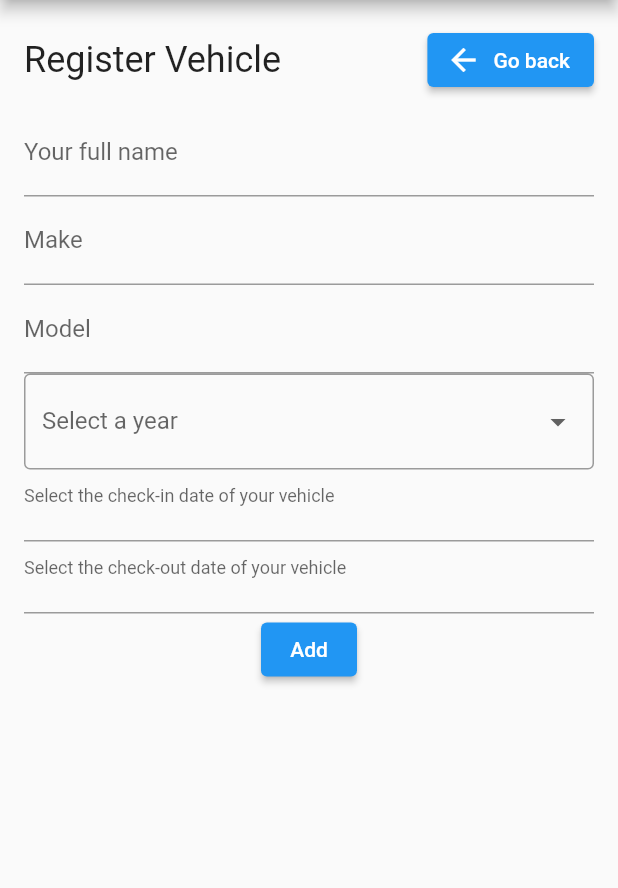
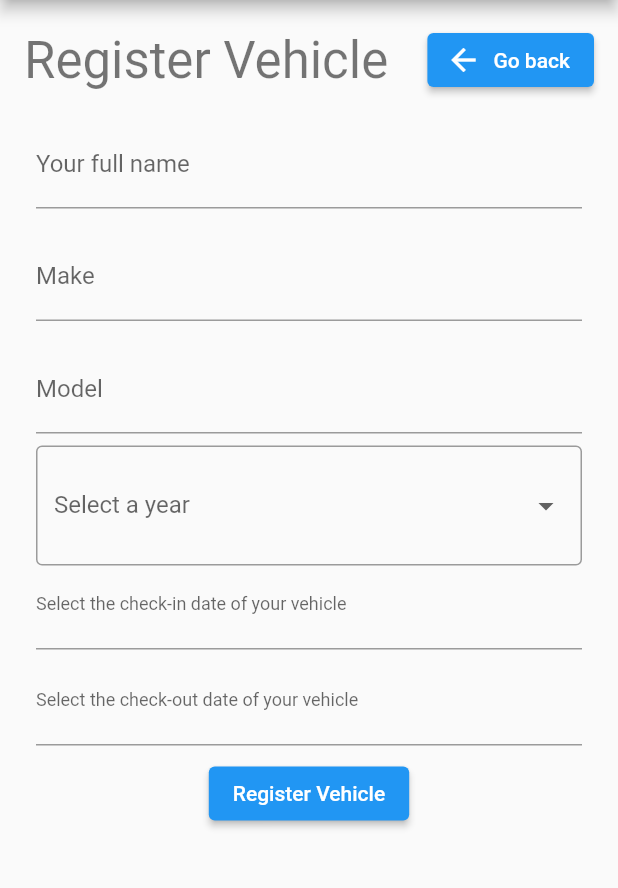
Before and after one commit to bmclachlin1/Parky, a Flutter app: the AddVehiclePage screen opened by its route, on a phone screen of 412 x 824 dp, the part 84-972 px from its top. Run offline on Flutter 3.47's test engine with Material 2 defaults, Android fonts, the phone set to English and light mode, and no system bars; our stand-ins replace cloud_firestore, firebase_auth, firebase_core, flutter_dotenv; missing offline and left inert: firebase_ui_auth, firebase_ui_oauth_google; accounts and stored records are empty; generated files the repository leaves out were written again.

Commit message:
Add padding and text styles for more appealing UI

```diff
--- a/lib/components/add_vehicle_form.dart
+++ b/lib/components/add_vehicle_form.dart
@@ -53,7 +53,7 @@ class _AddVehicleFormState extends State<AddVehicleForm> {
     return Form(
       key: _formKey,
       child: Padding(
-        padding: const EdgeInsets.symmetric(vertical: 8.0),
+        padding: const EdgeInsets.all(8.0),
         child: Column(
           children: [
             FormFieldBuilders.buildTextFormField(
@@ -96,6 +96,7 @@ class _AddVehicleFormState extends State<AddVehicleForm> {
               },
             ),
             DropdownButtonFormField<int>(
+              padding: EdgeInsets.symmetric(vertical: 8.0),
               items: FormValidators.generateYearsForDropdown()
                   .map((int year) => DropdownMenuItem(
                       value: year, child: Text(year.toString())))
@@ -116,7 +117,9 @@ class _AddVehicleFormState extends State<AddVehicleForm> {
                 return null;
               },
             ),
-            FormField<DateTime>(
+            Padding(
+              padding: const EdgeInsets.symmetric(vertical: 8.0),
+              child: FormField<DateTime>(
                   validator: FormValidators.validateDate,
                   builder: (FormFieldState<DateTime> field) {
                     return InkWell(
@@ -145,7 +148,10 @@ class _AddVehicleFormState extends State<AddVehicleForm> {
                                 ? Text('${_checkInDate!.toLocal()}')
                                 : null));
                   }),
-            FormField<DateTime>(
+            ),
+            Padding(
+              padding: const EdgeInsets.symmetric(vertical: 8.0),
+              child: FormField<DateTime>(
                   validator: FormValidators.validateDate,
                   builder: (FormFieldState<DateTime> field) {
                     return InkWell(
@@ -174,7 +180,9 @@ class _AddVehicleFormState extends State<AddVehicleForm> {
                                 ? Text('${_checkOutDate!.toLocal()}')
                                 : null));
                   }),
-            ElevatedButton(onPressed: _addVehicle, child: const Text("Add"))
+            ),
+            ElevatedButton(
+                onPressed: _addVehicle, child: const Text("Register Vehicle"))
           ],
         ),
       ),
--- a/lib/components/pages/add_vehicle_page.dart
+++ b/lib/components/pages/add_vehicle_page.dart
@@ -18,8 +18,8 @@ class AddVehiclePage extends StatelessWidget {
               Row(
                 mainAxisAlignment: MainAxisAlignment.spaceBetween,
                 children: [
-                  const Text("Register Vehicle",
-                      style: TextStyle(fontSize: 24)),
+                  Text("Register Vehicle",
+                      style: Theme.of(context).textTheme.headlineMedium),
                   ElevatedButton.icon(
                     icon: const Icon(Icons.arrow_back),
                     label: const Text("Go back"),
--- a/lib/components/pages/update_vehicle_page.dart
+++ b/lib/components/pages/update_vehicle_page.dart
@@ -20,7 +20,8 @@ class UpdateVehiclePage extends StatelessWidget {
               Row(
                 mainAxisAlignment: MainAxisAlignment.spaceBetween,
                 children: [
-                  const Text("Edit Vehicle", style: TextStyle(fontSize: 24)),
+                  Text("Edit Vehicle",
+                      style: Theme.of(context).textTheme.headlineMedium),
                   ElevatedButton.icon(
                     icon: const Icon(Icons.arrow_back),
                     label: const Text("Go back"),
--- a/lib/helpers/form_helpers.dart
+++ b/lib/helpers/form_helpers.dart
@@ -28,7 +28,9 @@ class FormFieldBuilders {
     void Function(String?)? onSaved,
     String? Function(String?)? validator,
   }) {
-    return TextFormField(
+    return Padding(
+      padding: const EdgeInsets.symmetric(vertical: 8.0),
+      child: TextFormField(
         initialValue: initialValue,
         decoration: InputDecoration(
           labelText: labelText,
@@ -36,6 +38,7 @@ class FormFieldBuilders {
         ),
         onSaved: onSaved,
         validator: validator,
+      ),
     );
   }
 }
```
Also changed, not shown: lib/components/update_vehicle_form.dart (+9 -2 lines). Lines whose indentation alone changed are shown as unchanged.
